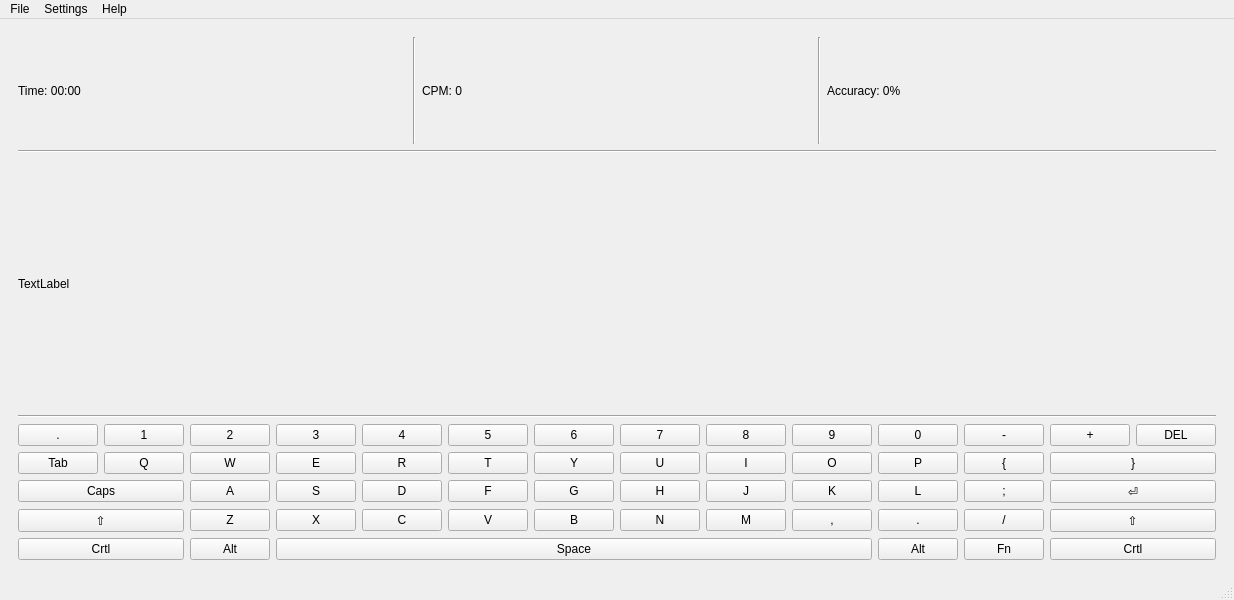
The window that TypingTrainer1/mainwindow.ui (ZakharMaksimeyko/QT_labs) describes before a commit, drawn with Qt 5.
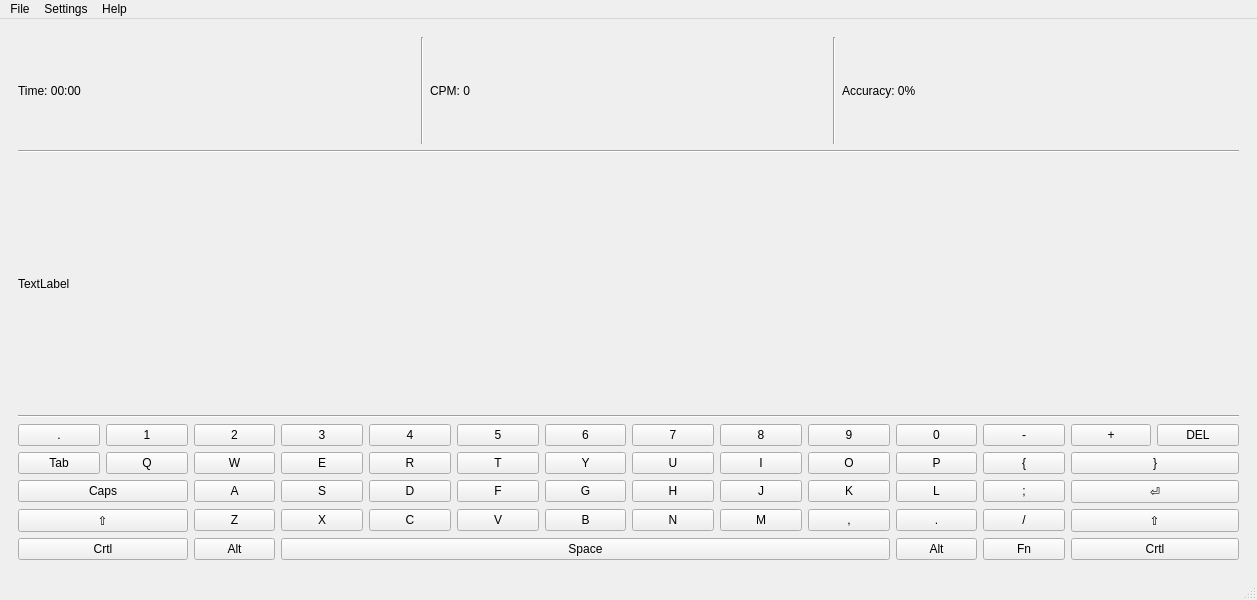
The same window after the commit. The open tabs and pages were chosen to show the change.

What changed in the file:
```diff
--- a/TypingTrainer1/mainwindow.ui
+++ b/TypingTrainer1/mainwindow.ui
@@ -6,7 +6,7 @@
    <rect>
     <x>0</x>
     <y>0</y>
-    <width>910</width>
+    <width>1257</width>
     <height>600</height>
    </rect>
   </property>
@@ -957,7 +957,7 @@
     <rect>
      <x>0</x>
      <y>0</y>
-     <width>910</width>
+     <width>1257</width>
      <height>25</height>
     </rect>
    </property>
```
Left out of the diff: 2 changed lines with no effect on the pictures.
